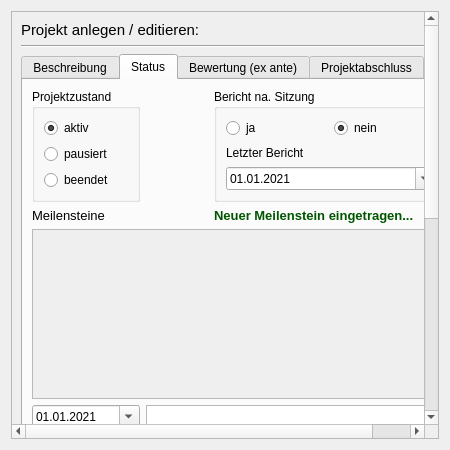
The window that forms/projectdialog.ui (ntropy83/tu2) describes before a commit, drawn with Qt 5.
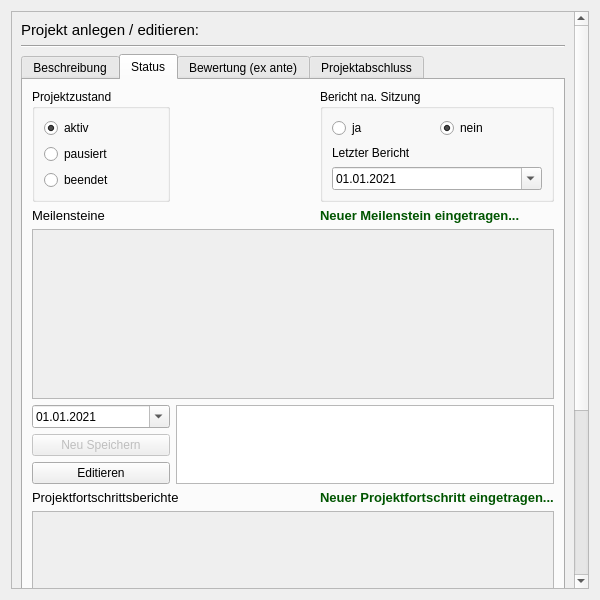
The same window after the commit.

Patch:
```diff
--- a/forms/projectdialog.ui
+++ b/forms/projectdialog.ui
@@ -6,14 +6,14 @@
    <rect>
     <x>0</x>
     <y>0</y>
-    <width>450</width>
-    <height>450</height>
+    <width>600</width>
+    <height>600</height>
    </rect>
   </property>
   <property name="minimumSize">
    <size>
-    <width>450</width>
-    <height>450</height>
+    <width>600</width>
+    <height>600</height>
    </size>
   </property>
   <property name="maximumSize">
@@ -44,8 +44,8 @@
       <property name="geometry">
        <rect>
         <x>0</x>
-        <y>-342</y>
-        <width>501</width>
+        <y>0</y>
+        <width>566</width>
         <height>924</height>
        </rect>
       </property>
```
